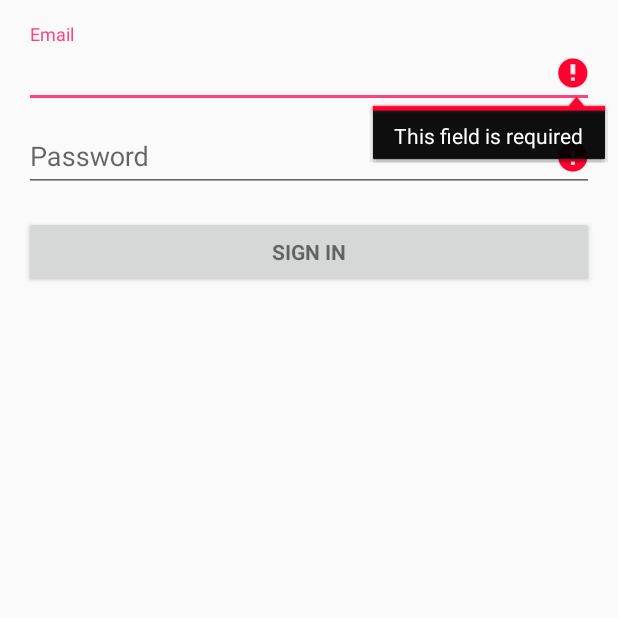
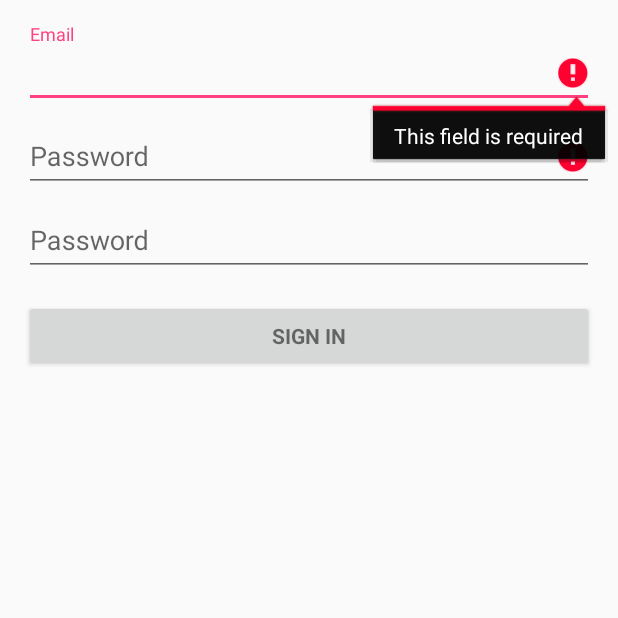
Before and after one commit to higgins-j/WheresMyStuff, an Android app: the SignUpActivity screen opened directly, with no data from a screen before it, after a tap on "SIGN IN", on a phone screen of 412 x 824 dp, the top half of it. Run offline under Robolectric (Android 15) with nearby library versions, the phone set to English and light mode, and no system bars; our stand-ins replace Firebase (no records; nobody signed in at launch, a user with empty details on screens opened directly).

Commit message:
added firebase dependency, updated SignUpActivity
- added firebase to .gradle files
- added second password field to SignUpActivity

```diff
--- a/app/build.gradle
+++ b/app/build.gradle
@@ -31,5 +31,9 @@ dependencies {
     compile 'com.android.support:appcompat-v7:25.3.1'
     compile 'com.android.support.constraint:constraint-layout:1.0.2'
     compile 'com.android.support:design:25.3.1'
+    compile 'com.google.firebase:firebase-auth:11.0.1'
     testCompile 'junit:junit:4.12'
 }
+
+
+apply plugin: 'com.google.gms.google-services'
--- a/app/src/main/java/edu/gatech/cs2340/wheresmystuff/controller/SignUpActivity.java
+++ b/app/src/main/java/edu/gatech/cs2340/wheresmystuff/controller/SignUpActivity.java
@@ -17,6 +17,9 @@ import android.widget.Button;
 import android.widget.EditText;
 import android.widget.TextView;
 
+import com.google.firebase.auth.FirebaseAuth;
+import com.google.firebase.auth.FirebaseUser;
+
 import edu.gatech.cs2340.wheresmystuff.R;
 
 /**
@@ -24,13 +27,13 @@ import edu.gatech.cs2340.wheresmystuff.R;
  */
 public class SignUpActivity extends AppCompatActivity {
 
-    /**
-     * A dummy authentication store containing known user names and passwords.
-     * TODO: remove after connecting to a real authentication system.
-     */
-    private static final String[] DUMMY_CREDENTIALS = new String[]{
-            "username@example.com:password"
-    };
+//    /**
+//     * A dummy authentication store containing known user names and passwords.
+//     * TODO: remove after connecting to a real authentication system.
+//     */
+//    private static final String[] DUMMY_CREDENTIALS = new String[]{
+//            "username@example.com:password"
+//    };
 
     /**
      * Keep track of the login task to ensure we can cancel it if requested.
@@ -39,9 +42,12 @@ public class SignUpActivity extends AppCompatActivity {
 
     // UI references.
     private EditText mEmailView;
-    private EditText mPasswordView;
+    private EditText mPasswordViewOne;
+    private EditText mPasswordViewTwo;
     private View mProgressView;
     private View mLoginFormView;
+
+    private FirebaseAuth mAuth;
 
     @Override
     protected void onCreate(Bundle savedInstanceState) {
@@ -50,11 +56,23 @@ public class SignUpActivity extends AppCompatActivity {
         // Set up the login form.
         mEmailView = (EditText) findViewById(R.id.email);
 
-        mPasswordView = (EditText) findViewById(R.id.password);
-        mPasswordView.setOnEditorActionListener(new TextView.OnEditorActionListener() {
+        mPasswordViewOne = (EditText) findViewById(R.id.password_one);
+        mPasswordViewOne.setOnEditorActionListener(new TextView.OnEditorActionListener() {
             @Override
             public boolean onEditorAction(TextView textView, int id, KeyEvent keyEvent) {
-                if (id == R.id.login || id == EditorInfo.IME_NULL) {
+                if (id == R.id.signup || id == EditorInfo.IME_NULL) {
+                    attemptLogin();
+                    return true;
+                }
+                return false;
+            }
+        });
+
+        mPasswordViewTwo = (EditText) findViewById(R.id.password_two);
+        mPasswordViewTwo.setOnEditorActionListener(new TextView.OnEditorActionListener() {
+            @Override
+            public boolean onEditorAction(TextView textView, int id, KeyEvent keyEvent) {
+                if (id == R.id.signup || id == EditorInfo.IME_NULL) {
                     attemptLogin();
                     return true;
                 }
@@ -72,7 +90,10 @@ public class SignUpActivity extends AppCompatActivity {
 
         mLoginFormView = findViewById(R.id.login_form);
         mProgressView = findViewById(R.id.login_progress);
+
+        mAuth = FirebaseAuth.getInstance();
     }
+
 
     /**
      * Attempts to sign in or register the account specified by the login form.
@@ -86,23 +107,33 @@ public class SignUpActivity extends AppCompatActivity {
 
         // Reset errors.
         mEmailView.setError(null);
-        mPasswordView.setError(null);
+        mPasswordViewOne.setError(null);
+        mPasswordViewTwo.setError(null);
 
         // Store values at the time of the login attempt.
         String email = mEmailView.getText().toString();
-        String password = mPasswordView.getText().toString();
+        String password = mPasswordViewOne.getText().toString();
+        String passwordTwo = mPasswordViewTwo.getText().toString();
 
         boolean cancel = false;
         View focusView = null;
 
         // Check for a valid password, if the user entered one.
         if (TextUtils.isEmpty(password)) {
-            mPasswordView.setError(getString(R.string.error_field_required));
-            focusView = mPasswordView;
+            mPasswordViewOne.setError(getString(R.string.error_field_required));
+            focusView = mPasswordViewOne;
             cancel = true;
         } else if (!isPasswordValid(password)) {
-            mPasswordView.setError(getString(R.string.error_invalid_password));
-            focusView = mPasswordView;
+            mPasswordViewOne.setError(getString(R.string.error_invalid_password));
+            focusView = mPasswordViewOne;
+            cancel = true;
+        }
+
+        // Check for matching password
+        if (!password.equals(passwordTwo)) {
+            mPasswordViewOne.setError("Passwords do not match");
+            mPasswordViewTwo.setError("Passwords do not match");
+            focusView = mPasswordViewOne;
             cancel = true;
         }
 
@@ -194,14 +225,6 @@ public class SignUpActivity extends AppCompatActivity {
         protected Boolean doInBackground(Void... params) {
             // TODO: replace with Firebase sign up
 
-            for (String credential : DUMMY_CREDENTIALS) {
-                String[] pieces = credential.split(":");
-                if (pieces[0].equals(mEmail)) {
-                    // Account exists, return true if the password matches.
-                    return pieces[1].equals(mPassword);
-                }
-            }
-
             // TODO: register the new account here.
             return true;
         }
@@ -216,8 +239,8 @@ public class SignUpActivity extends AppCompatActivity {
                 finish();
                 startActivity(i);
             } else {
-                mPasswordView.setError(getString(R.string.error_email_already_registered));
-                mPasswordView.requestFocus();
+                mEmailView.setError(getString(R.string.error_email_already_registered));
+                mEmailView.requestFocus();
             }
         }
 
--- a/app/src/main/res/layout/activity_sign_up.xml
+++ b/app/src/main/res/layout/activity_sign_up.xml
@@ -34,7 +34,7 @@
                 android:layout_width="match_parent"
                 android:layout_height="wrap_content">
 
-                <AutoCompleteTextView
+                <EditText
                     android:id="@+id/email"
                     android:layout_width="match_parent"
                     android:layout_height="wrap_content"
@@ -49,15 +49,33 @@
                 android:layout_height="wrap_content">
 
                 <EditText
-                    android:id="@+id/password"
+                    android:id="@+id/password_one"
                     android:layout_width="match_parent"
                     android:layout_height="wrap_content"
                     android:hint="@string/prompt_password"
-                    android:imeActionId="@+id/login"
+                    android:imeActionId="@+id/signup"
                     android:imeActionLabel="@string/action_sign_in_short"
                     android:imeOptions="actionUnspecified"
                     android:inputType="textPassword"
                     android:maxLines="1" />
+
+            </android.support.design.widget.TextInputLayout>
+
+            <android.support.design.widget.TextInputLayout
+                android:layout_width="match_parent"
+                android:layout_height="wrap_content">
+
+                <EditText
+                    android:id="@+id/password_two"
+                    android:layout_width="match_parent"
+                    android:layout_height="wrap_content"
+                    android:hint="@string/prompt_password"
+                    android:imeActionId="@+id/signup"
+                    android:imeActionLabel="@string/action_sign_in_short"
+                    android:imeOptions="actionUnspecified"
+                    android:inputType="textPassword"
+                    android:maxLines="1" />
+
 
             </android.support.design.widget.TextInputLayout>
 
--- a/build.gradle
+++ b/build.gradle
@@ -9,6 +9,7 @@ buildscript {
 
         // NOTE: Do not place your application dependencies here; they belong
         // in the individual module build.gradle files
+        classpath 'com.google.gms:google-services:3.0.0'
     }
 }
 
```
Also changed, not shown: 1 other file.
